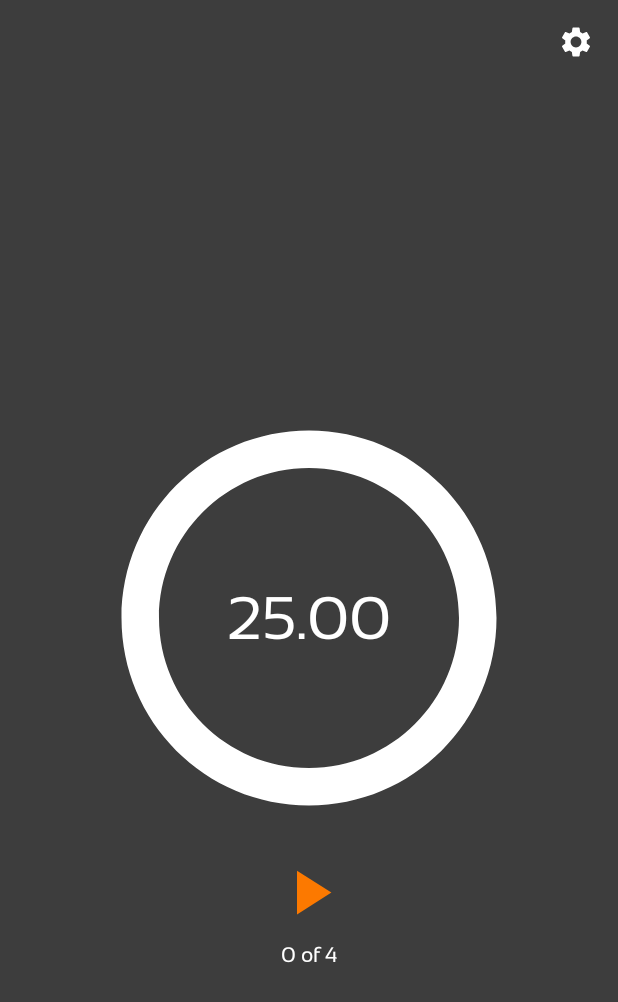
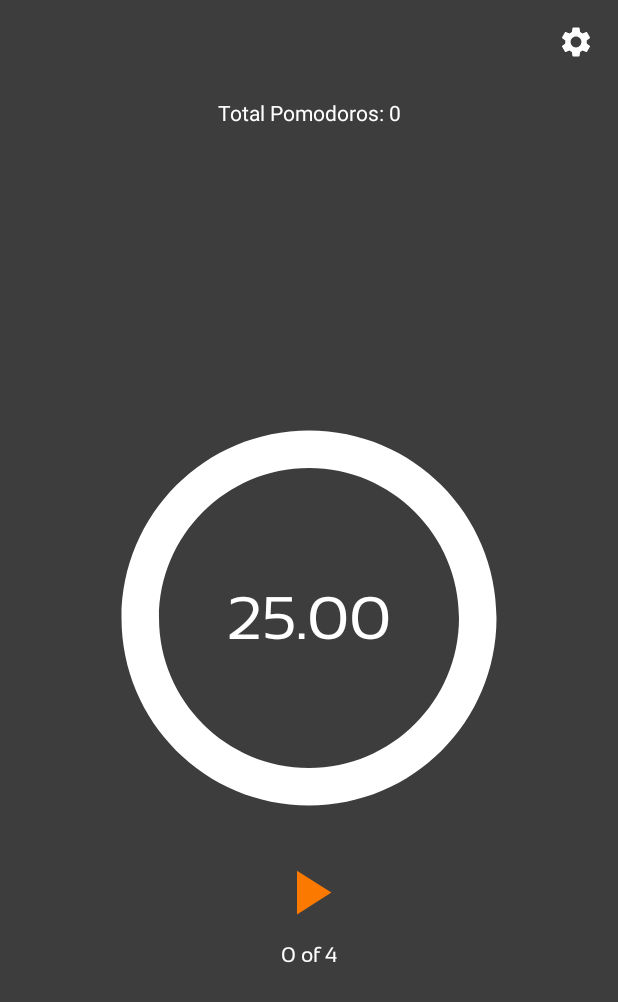
Before and after one commit to jpettson/SimplePomodoro, an Android app: the screen it shows after launch (MainActivity), on a phone screen of 412 x 824 dp. Shown: the top 1002 px of the screen. Run offline under Robolectric (Android 15) with nearby library versions, the phone set to English and light mode, and no system bars.

Commit message:
SharedPreferences implemented for total amount of pomodoros

```diff
--- a/app/src/main/java/nu/pettson/simplepomodoro/MainActivity.java
+++ b/app/src/main/java/nu/pettson/simplepomodoro/MainActivity.java
@@ -1,5 +1,7 @@
 package nu.pettson.simplepomodoro;
 
+import android.content.Context;
+import android.content.SharedPreferences;
 import android.os.CountDownTimer;
 import android.support.v4.content.ContextCompat;
 import android.support.v7.app.AppCompatActivity;
@@ -12,6 +14,7 @@ public class MainActivity extends AppCompatActivity {
 
     TextView timeText;
     TextView amountText;
+    TextView totalPomodoros;
 
     boolean running = false;
     boolean existingTimer = false;
@@ -23,14 +26,20 @@ public class MainActivity extends AppCompatActivity {
     private long timeLeft = 0;
     private int timesDone = 0;
 
+    SharedPreferences sharedPref;
+    int totalAmountOfTimes = 0;
 
     @Override
     protected void onCreate(Bundle savedInstanceState) {
         super.onCreate(savedInstanceState);
         setContentView(R.layout.activity_main);
+        sharedPref = this.getPreferences(Context.MODE_PRIVATE);
+        totalAmountOfTimes = sharedPref.getInt("totalAmountOfTimes", 0);
 
         timeText = (TextView) findViewById(R.id.timeText);
         amountText = (TextView) findViewById(R.id.amountText);
+        totalPomodoros = (TextView) findViewById(R.id.totalPomodoros);
+        totalPomodoros.setText("Total Pomodoros: " + totalAmountOfTimes);
 
         circle = (ImageView) findViewById(R.id.circleTime);
         start = (ImageView) findViewById(R.id.playIcon);
@@ -103,6 +112,11 @@ public class MainActivity extends AppCompatActivity {
                     createDownTimeCountDown(5000);
                 } else if (timesDone == 4) {
                     createDownTimeCountDown(20000);
+                    totalAmountOfTimes = totalAmountOfTimes + 1;
+                    SharedPreferences.Editor editor = sharedPref.edit();
+                    editor.putInt("totalAmountOfTimes", totalAmountOfTimes);
+                    editor.commit();
+                    totalPomodoros.setText("Total Pomodoros: " + totalAmountOfTimes);
                 }
 
             }
--- a/app/src/main/res/layout/activity_main.xml
+++ b/app/src/main/res/layout/activity_main.xml
@@ -66,4 +66,15 @@
         app:layout_constraintStart_toStartOf="parent"
         app:layout_constraintTop_toBottomOf="@+id/playIcon" />
 
+    <TextView
+        android:id="@+id/totalPomodoros"
+        android:layout_width="wrap_content"
+        android:layout_height="wrap_content"
+        android:layout_marginTop="65dp"
+        android:text="Total Pomodoros:"
+        android:textColor="@color/whiteText"
+        app:layout_constraintEnd_toEndOf="parent"
+        app:layout_constraintStart_toStartOf="parent"
+        app:layout_constraintTop_toTopOf="parent" />
+
 </android.support.constraint.ConstraintLayout>
```
